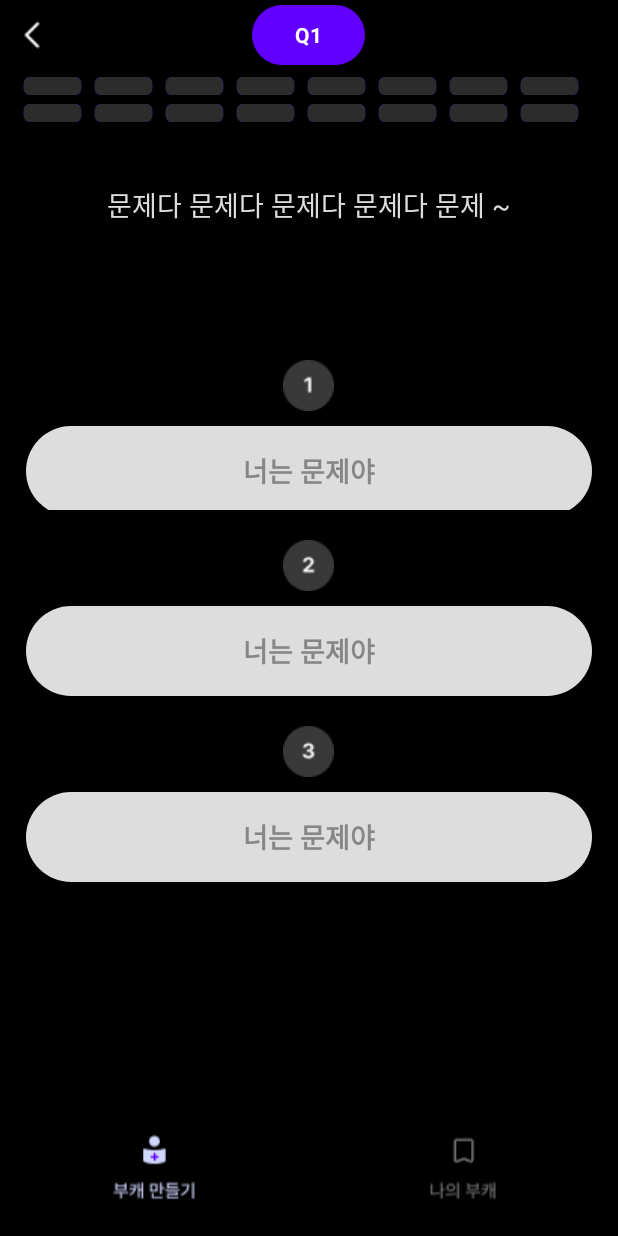
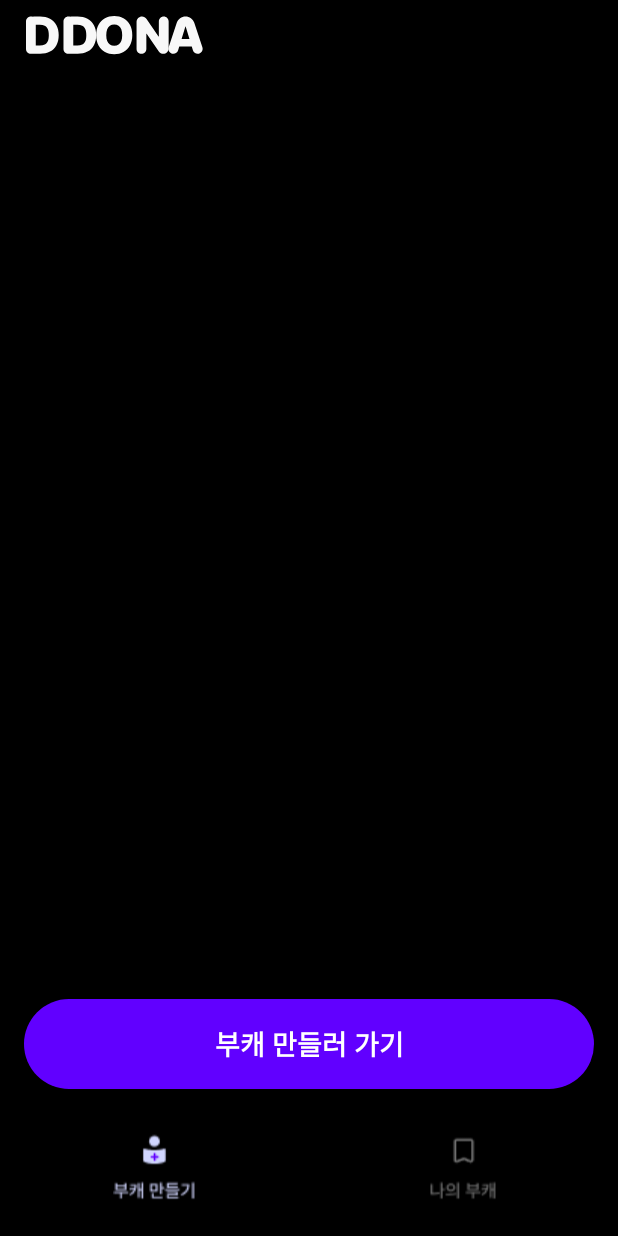
Before and after one commit to eunjee001/DDONA, an Android app: the screen it shows after launch (MainActivity), on a phone screen of 412 x 824 dp. Run offline under Robolectric (Android 15) with nearby library versions, the phone set to English and light mode, and no system bars; our stand-ins replace data binding.

Commit message:
레이아웃 추가

```diff
--- a/app/src/main/AndroidManifest.xml
+++ b/app/src/main/AndroidManifest.xml
@@ -12,6 +12,7 @@
         android:supportsRtl="true"
         android:theme="@style/Theme.DDONA"
         android:usesCleartextTraffic="true"
+        android:enableOnBackInvokedCallback="true"
         tools:targetApi="34">
         <activity
             android:name=".MainActivity"
--- a/app/src/main/java/com/kkyoungs/ddona/MainActivity.kt
+++ b/app/src/main/java/com/kkyoungs/ddona/MainActivity.kt
@@ -2,9 +2,14 @@ package com.kkyoungs.ddona
 
 import androidx.appcompat.app.AppCompatActivity
 import android.os.Bundle
+import androidx.fragment.app.Fragment
+import androidx.fragment.app.FragmentManager
+import androidx.fragment.app.FragmentTransaction
+import androidx.lifecycle.ReportFragment.Companion.reportFragment
 import androidx.viewpager2.widget.ViewPager2
 import com.kkyoungs.ddona.databinding.ActivityMainBinding
 import com.kkyoungs.ddona.myCharacter.MyCharacterContent
+import com.kkyoungs.ddona.question.GoMakeMeContent
 import com.kkyoungs.ddona.question.MakeCharacterContent
 
 
@@ -26,7 +31,7 @@ class MainActivity : AppCompatActivity() {
         mTabLayout?.setOnTabReselected {
             when (it) {
                 0 -> {
-                    MakeCharacterContent()
+                    GoMakeMeContent()
                 }
                 1 ->{
                     MyCharacterContent()
@@ -38,7 +43,7 @@ class MainActivity : AppCompatActivity() {
     }
     private fun initViewPager() {
             mViewPagerAdapter = MainViewPagerAdapter(supportFragmentManager, lifecycle).apply {
-                addFragment(MakeCharacterContent())
+                addFragment(GoMakeMeContent())
                 addFragment(MyCharacterContent())
 
                 mBinding.vpMain.adapter = this
--- /dev/null
+++ b/app/src/main/java/com/kkyoungs/ddona/question/GoMakeMeContent.kt
@@ -0,0 +1,40 @@
+package com.kkyoungs.ddona.question
+
+import android.os.Bundle
+import android.view.LayoutInflater
+import android.view.View
+import android.view.ViewGroup
+import androidx.core.view.isGone
+import androidx.databinding.DataBindingUtil
+import androidx.fragment.app.Fragment
+import com.kkyoungs.ddona.R
+import com.kkyoungs.ddona.databinding.FragmentGoMakeBinding
+
+
+class GoMakeMeContent : Fragment() {
+    private var binding :FragmentGoMakeBinding ?= null
+    var content: Fragment? = null
+    var contentData = Bundle()
+
+    override fun onCreateView(
+        inflater: LayoutInflater,
+        container: ViewGroup?,
+        savedInstanceState: Bundle?
+    ): View? {
+        binding = DataBindingUtil.inflate(inflater,
+            R.layout.fragment_go_make, container, false)
+
+        binding?.btnCharacter?.setOnClickListener {
+
+            val transaction = activity?.supportFragmentManager?.beginTransaction()
+            transaction!!.replace(R.id.frame, GoInfoContent())
+            transaction.disallowAddToBackStack()
+            transaction.commit()
+            binding!!.btnCharacter.visibility = View.GONE
+
+        }
+
+        return binding!!.root
+    }
+
+}
--- a/app/src/main/java/com/kkyoungs/ddona/question/MakeCharacterContent.kt
+++ b/app/src/main/java/com/kkyoungs/ddona/question/MakeCharacterContent.kt
@@ -49,17 +49,17 @@ class MakeCharacterContent : Fragment() {
     fun init(){
     }
     private fun stepBar(){
-        val qlist = arrayOf(1,2,3,4,5,6,7,8,9,10,11,12,13,14,15,16)
+        val qlist = arrayOf(1,2,3,4,5,6,7,8,9,10,11,12,13,14,15,16,17,18)
         val gridBlockAdapter = GridBlockAdapter(requireContext(), qlist)
         binding!!.gridView.adapter = gridBlockAdapter
-        val questionNumber = 1
+        val questionNumber = 18
 
         val callGet = RetrofitClient.apiService.getMbtiQuestion(questionNumber)
         callGet.enqueue(object : Callback<QuestionData> {
             override fun onResponse(call: Call<QuestionData>, response: Response<QuestionData>) {
                 if (response.isSuccessful) {
                     val mbtiQuestionResponse = response.body()
-                    println(">>>mbtiQuestionResponse" +mbtiQuestionResponse?.answers.toString())
+                    println(">>>mbtiQuestionResponse" +mbtiQuestionResponse?.quenstion.toString())
                     // TODO: 서버 응답 처리
                 } else {
                     // TODO: 서버 응답 실패 처리
--- /dev/null
+++ b/app/src/main/res/drawable/ddona.xml
@@ -0,0 +1,21 @@
+<vector xmlns:android="http://schemas.android.com/apk/res/android"
+    android:width="120dp"
+    android:height="26dp"
+    android:viewportWidth="120"
+    android:viewportHeight="26">
+  <path
+      android:pathData="M98.25,25.2C95.99,25.2 94.39,22.98 95.1,20.84L100.51,4.55C101.35,2.04 103.7,0.34 106.35,0.34C109,0.34 111.35,2.04 112.18,4.55L117.59,20.84C118.31,22.99 116.71,25.2 114.44,25.2C112.98,25.2 111.69,24.25 111.27,22.85L106.49,7.12C106.47,7.06 106.42,7.02 106.36,7.02C106.29,7.02 106.24,7.06 106.22,7.12L101.42,22.85C101,24.25 99.71,25.2 98.25,25.2ZM110.65,15.38C112.01,15.38 113.12,16.48 113.12,17.84C113.12,19.21 112.01,20.31 110.65,20.31H101.93C100.57,20.31 99.47,19.21 99.47,17.84C99.47,16.48 100.57,15.38 101.93,15.38H110.65Z"
+      android:fillColor="#F8F8F8"/>
+  <path
+      android:pathData="M95.1,21.61C95.1,23.59 93.49,25.2 91.51,25.2C90.33,25.2 89.22,24.62 88.55,23.65L80.44,11.84C80.41,11.81 80.38,11.79 80.34,11.79C80.28,11.79 80.23,11.84 80.23,11.91V21.94C80.23,23.74 78.77,25.2 76.97,25.2C75.17,25.2 73.71,23.74 73.71,21.94V3.99C73.71,1.98 75.34,0.34 77.35,0.34C78.56,0.34 79.69,0.94 80.37,1.94L88.33,13.66C88.35,13.69 88.39,13.72 88.44,13.72C88.51,13.72 88.57,13.66 88.57,13.58V3.6C88.57,1.8 90.03,0.34 91.83,0.34C93.64,0.34 95.1,1.8 95.1,3.6V21.61Z"
+      android:fillColor="#F8F8F8"/>
+  <path
+      android:pathData="M70.85,12.77C70.85,15.45 70.32,17.75 69.27,19.67C68.23,21.6 66.79,23.05 64.96,24.05C63.14,25.05 61.09,25.54 58.81,25.54C56.52,25.54 54.47,25.05 52.65,24.05C50.84,23.05 49.41,21.6 48.36,19.67C47.32,17.74 46.8,15.44 46.8,12.77C46.8,10.09 47.32,7.79 48.36,5.87C49.41,3.94 50.84,2.48 52.65,1.49C54.47,0.5 56.52,0 58.81,0C61.09,0 63.14,0.5 64.96,1.49C66.79,2.48 68.23,3.94 69.27,5.87C70.32,7.79 70.85,10.09 70.85,12.77ZM64.13,12.77C64.13,11.25 63.93,9.96 63.52,8.91C63.12,7.86 62.51,7.06 61.71,6.52C60.91,5.97 59.95,5.7 58.81,5.7C57.68,5.7 56.72,5.97 55.93,6.52C55.15,7.06 54.55,7.86 54.13,8.91C53.71,9.96 53.51,11.25 53.51,12.77C53.51,14.29 53.71,15.58 54.13,16.62C54.55,17.66 55.15,18.46 55.93,19.02C56.72,19.57 57.68,19.84 58.81,19.84C59.95,19.84 60.91,19.57 61.71,19.02C62.51,18.46 63.12,17.66 63.52,16.62C63.93,15.58 64.13,14.29 64.13,12.77Z"
+      android:fillColor="#F8F8F8"/>
+  <path
+      android:pathData="M30.45,25.2C28.92,25.2 27.67,23.96 27.67,22.42C27.67,20.88 28.92,19.64 30.45,19.64H34.2C35.52,19.64 36.63,19.42 37.51,18.99C38.39,18.55 39.06,17.84 39.52,16.84C39.98,15.84 40.2,14.49 40.2,12.77C40.2,11.06 39.97,9.69 39.5,8.69C39.03,7.68 38.35,6.96 37.46,6.54C36.56,6.11 35.43,5.89 34.04,5.91H30.35C28.81,5.91 27.57,4.66 27.57,3.12C27.57,1.59 28.81,0.34 30.35,0.34H34.35C36.89,0.34 39.1,0.84 40.98,1.82C42.85,2.8 44.29,4.23 45.29,6.11C46.29,7.99 46.8,10.21 46.8,12.77C46.8,15.34 46.29,17.55 45.29,19.42C44.29,21.28 42.86,22.71 40.99,23.71C39.14,24.7 36.95,25.2 34.44,25.2H30.45ZM31.52,21.94C31.52,23.74 30.06,25.2 28.26,25.2C26.45,25.2 24.99,23.74 24.99,21.94V3.6C24.99,1.8 26.45,0.34 28.26,0.34C30.06,0.34 31.52,1.8 31.52,3.6V21.94Z"
+      android:fillColor="#F8F8F8"/>
+  <path
+      android:pathData="M5.46,25.2C3.92,25.2 2.68,23.96 2.68,22.42C2.68,20.88 3.92,19.64 5.46,19.64H9.2C10.53,19.64 11.63,19.42 12.51,18.99C13.4,18.55 14.07,17.84 14.52,16.84C14.98,15.84 15.21,14.49 15.21,12.77C15.21,11.06 14.98,9.69 14.51,8.69C14.04,7.68 13.36,6.96 12.46,6.54C11.57,6.11 10.43,5.89 9.05,5.91H5.36C3.82,5.91 2.57,4.66 2.57,3.12C2.57,1.59 3.82,0.34 5.36,0.34H9.36C11.9,0.34 14.11,0.84 15.98,1.82C17.86,2.8 19.3,4.23 20.29,6.11C21.3,7.99 21.8,10.21 21.8,12.77C21.8,15.34 21.3,17.55 20.29,19.42C19.3,21.28 17.86,22.71 16,23.71C14.15,24.7 11.96,25.2 9.44,25.2H5.46ZM6.52,21.94C6.52,23.74 5.06,25.2 3.26,25.2C1.46,25.2 0,23.74 0,21.94V3.6C0,1.8 1.46,0.34 3.26,0.34C5.06,0.34 6.52,1.8 6.52,3.6V21.94Z"
+      android:fillColor="#F8F8F8"/>
+</vector>
--- /dev/null
+++ b/app/src/main/res/drawable/ic_main_go_btn.xml
@@ -0,0 +1,7 @@
+<?xml version="1.0" encoding="utf-8"?>
+<shape xmlns:tools="http://schemas.android.com/tools"
+    xmlns:android="http://schemas.android.com/apk/res/android"
+    tools:ignore="MissingDefaultResource">
+    <solid android:color="#6100FF"/>
+    <corners android:radius="999dp"/>
+</shape>
--- /dev/null
+++ b/app/src/main/res/layout/fragment_go_make.xml
@@ -0,0 +1,50 @@
+<?xml version="1.0" encoding="utf-8"?>
+<layout
+    xmlns:tools="http://schemas.android.com/tools"
+    xmlns:android="http://schemas.android.com/apk/res/android">
+
+<FrameLayout
+    android:id="@+id/frame"
+    android:orientation="vertical"
+    android:layout_width="match_parent"
+    android:layout_height="match_parent"
+    android:background="@color/black">
+
+    <RelativeLayout
+        android:layout_width="match_parent"
+        android:layout_height="47dp"
+        android:id="@+id/ll_title"
+        android:orientation="horizontal">
+
+        <RelativeLayout
+            android:layout_width="wrap_content"
+            android:layout_height="wrap_content"
+            android:layout_marginLeft="17dp"
+            android:layout_centerInParent="true"
+            android:layout_alignParentLeft="true"
+            android:id="@+id/ll_back">
+        <ImageView
+            android:layout_width="wrap_content"
+            android:layout_height="wrap_content"
+            android:id="@+id/iv_back"
+            android:background="@drawable/ddona"/>
+        </RelativeLayout>
+
+    </RelativeLayout>
+
+
+    <Button
+        android:layout_width="match_parent"
+        android:layout_height="60dp"
+        android:layout_gravity="bottom"
+        android:id="@+id/btn_character"
+        android:layout_marginBottom="16dp"
+        android:layout_marginHorizontal="16dp"
+        android:text="부캐 만들러 가기"
+        android:textSize="18dp"
+        android:textStyle="bold"
+        android:textColor="#ffffff"
+        android:background="@drawable/ic_main_go_btn"/>
+
+    </FrameLayout>
+</layout>
--- a/app/src/main/res/layout/fragment_make_character.xml
+++ b/app/src/main/res/layout/fragment_make_character.xml
@@ -3,6 +3,10 @@
     xmlns:tools="http://schemas.android.com/tools"
     xmlns:android="http://schemas.android.com/apk/res/android">
 
+    <FrameLayout
+        android:layout_width="match_parent"
+        android:layout_height="match_parent"
+        android:id="@+id/frame">
 <LinearLayout
     android:orientation="vertical"
     android:layout_width="match_parent"
@@ -150,4 +154,5 @@
 
 
     </LinearLayout>
+    </FrameLayout>
 </layout>
```
Also changed, not shown: app/src/main/java/com/kkyoungs/ddona/question/GoInfoContent.kt (added, +40 -0 lines), app/src/main/res/layout/fragment_go_info.xml (added, +60 -0 lines), app/src/main/res/drawable/info_image.png (added).
